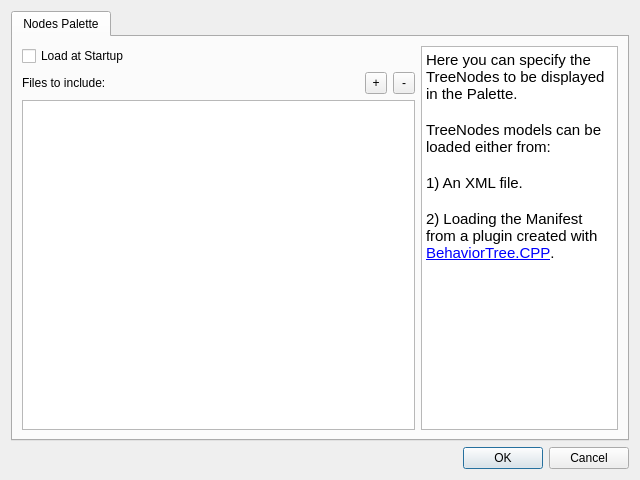
Before: the Qt Designer form bt_editor/settings_dialog.ui in BehaviorTree/Groot, drawn with Qt 5.
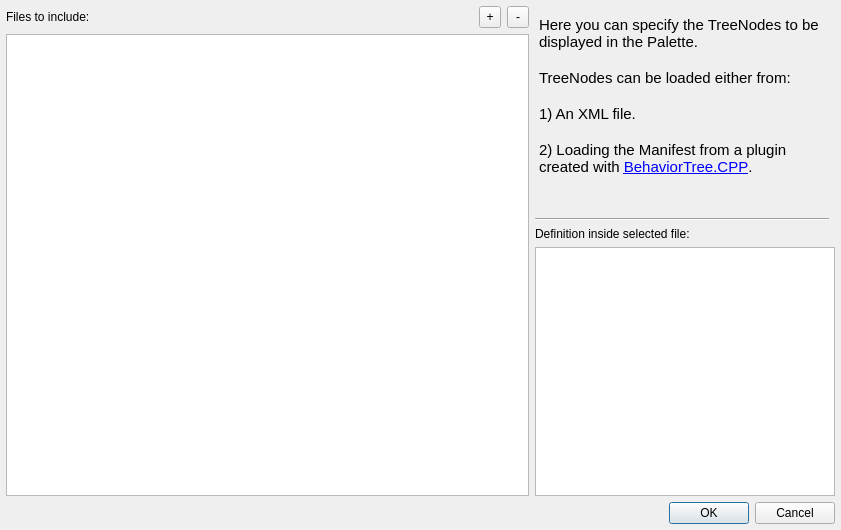
After: the same form once the commit is applied.

The edit to the form file:
```diff
--- a/bt_editor/settings_dialog.ui
+++ b/bt_editor/settings_dialog.ui
@@ -6,39 +6,30 @@
    <rect>
     <x>0</x>
     <y>0</y>
-    <width>640</width>
-    <height>480</height>
+    <width>841</width>
+    <height>530</height>
    </rect>
   </property>
   <property name="windowTitle">
    <string>Dialog</string>
   </property>
-  <layout class="QVBoxLayout" name="verticalLayout">
+  <layout class="QVBoxLayout" name="verticalLayout_3">
+   <property name="leftMargin">
+    <number>6</number>
+   </property>
+   <property name="topMargin">
+    <number>6</number>
+   </property>
+   <property name="rightMargin">
+    <number>6</number>
+   </property>
+   <property name="bottomMargin">
+    <number>6</number>
+   </property>
    <item>
-    <widget class="QTabWidget" name="tabWidget">
-     <property name="focusPolicy">
-      <enum>Qt::NoFocus</enum>
-     </property>
-     <property name="currentIndex">
-      <number>0</number>
-     </property>
-     <widget class="QWidget" name="tab_1">
-      <attribute name="title">
-       <string>Nodes Palette</string>
-      </attribute>
-      <layout class="QHBoxLayout" name="horizontalLayout_3" stretch="2,1">
+    <layout class="QHBoxLayout" name="horizontalLayout" stretch="3,0">
        <item>
         <layout class="QVBoxLayout" name="verticalLayout_2">
-         <item>
-          <widget class="QCheckBox" name="checkBoxLoadStartup">
-           <property name="focusPolicy">
-            <enum>Qt::NoFocus</enum>
-           </property>
-           <property name="text">
-            <string>Load at Startup</string>
-           </property>
-          </widget>
-         </item>
          <item>
           <layout class="QHBoxLayout" name="horizontalLayout_2">
            <item>
@@ -113,12 +104,67 @@
         </layout>
        </item>
        <item>
-        <layout class="QVBoxLayout" name="verticalLayout_3">
+      <widget class="QFrame" name="frame">
+       <property name="minimumSize">
+        <size>
+         <width>300</width>
+         <height>0</height>
+        </size>
+       </property>
+       <property name="maximumSize">
+        <size>
+         <width>300</width>
+         <height>16777215</height>
+        </size>
+       </property>
+       <layout class="QVBoxLayout" name="verticalLayout">
+        <property name="leftMargin">
+         <number>0</number>
+        </property>
+        <property name="topMargin">
+         <number>6</number>
+        </property>
+        <property name="rightMargin">
+         <number>6</number>
+        </property>
+        <property name="bottomMargin">
+         <number>0</number>
+        </property>
          <item>
           <widget class="QTextBrowser" name="textBrowser">
+          <property name="sizePolicy">
+           <sizepolicy hsizetype="Fixed" vsizetype="Fixed">
+            <horstretch>0</horstretch>
+            <verstretch>0</verstretch>
+           </sizepolicy>
+          </property>
+          <property name="minimumSize">
+           <size>
+            <width>300</width>
+            <height>200</height>
+           </size>
+          </property>
+          <property name="maximumSize">
+           <size>
+            <width>300</width>
+            <height>200</height>
+           </size>
+          </property>
            <property name="focusPolicy">
             <enum>Qt::NoFocus</enum>
            </property>
+          <property name="styleSheet">
+           <string notr="true">background-color: rgba(0, 0, 0, 0);</string>
+          </property>
+          <property name="frameShape">
+           <enum>QFrame::NoFrame</enum>
+          </property>
+          <property name="frameShadow">
+           <enum>QFrame::Plain</enum>
+          </property>
+          <property name="lineWidth">
+           <number>0</number>
+          </property>
            <property name="html">
             <string>&lt;!DOCTYPE HTML PUBLIC &quot;-//W3C//DTD HTML 4.0//EN&quot; &quot;http://www.w3.org/TR/REC-html40/strict.dtd&quot;&gt;
 &lt;html&gt;&lt;head&gt;&lt;meta name=&quot;qrichtext&quot; content=&quot;1&quot; /&gt;&lt;style type=&quot;text/css&quot;&gt;
@@ -126,7 +172,7 @@
 &lt;/style&gt;&lt;/head&gt;&lt;body style=&quot; font-family:'Ubuntu'; font-size:11pt; font-weight:400; font-style:normal;&quot;&gt;
 &lt;p style=&quot; margin-top:0px; margin-bottom:0px; margin-left:0px; margin-right:0px; -qt-block-indent:0; text-indent:0px;&quot;&gt;Here you can specify the TreeNodes to be displayed in the Palette.&lt;/p&gt;
 &lt;p style=&quot;-qt-paragraph-type:empty; margin-top:0px; margin-bottom:0px; margin-left:0px; margin-right:0px; -qt-block-indent:0; text-indent:0px;&quot;&gt;&lt;br /&gt;&lt;/p&gt;
-&lt;p style=&quot; margin-top:0px; margin-bottom:0px; margin-left:0px; margin-right:0px; -qt-block-indent:0; text-indent:0px;&quot;&gt;TreeNodes models can be loaded either from:&lt;/p&gt;
+&lt;p style=&quot; margin-top:0px; margin-bottom:0px; margin-left:0px; margin-right:0px; -qt-block-indent:0; text-indent:0px;&quot;&gt;TreeNodes can be loaded either from:&lt;/p&gt;
 &lt;p style=&quot;-qt-paragraph-type:empty; margin-top:0px; margin-bottom:0px; margin-left:0px; margin-right:0px; -qt-block-indent:0; text-indent:0px;&quot;&gt;&lt;br /&gt;&lt;/p&gt;
 &lt;p style=&quot; margin-top:0px; margin-bottom:0px; margin-left:0px; margin-right:0px; -qt-block-indent:0; text-indent:0px;&quot;&gt;1) An XML file.&lt;/p&gt;
 &lt;p style=&quot;-qt-paragraph-type:empty; margin-top:0px; margin-bottom:0px; margin-left:0px; margin-right:0px; -qt-block-indent:0; text-indent:0px;&quot;&gt;&lt;br /&gt;&lt;/p&gt;
@@ -134,11 +180,72 @@
            </property>
           </widget>
          </item>
-        </layout>
-       </item>
-      </layout>
-     </widget>
-    </widget>
+        <item>
+         <widget class="Line" name="line">
+          <property name="orientation">
+           <enum>Qt::Horizontal</enum>
+          </property>
+         </widget>
+        </item>
+        <item>
+         <widget class="QLabel" name="label">
+          <property name="text">
+           <string>Definition inside selected file:</string>
+          </property>
+         </widget>
+        </item>
+        <item>
+         <widget class="QTableWidget" name="tableNodesPerFile">
+          <property name="minimumSize">
+           <size>
+            <width>300</width>
+            <height>0</height>
+           </size>
+          </property>
+          <property name="maximumSize">
+           <size>
+            <width>300</width>
+            <height>16777215</height>
+           </size>
+          </property>
+          <property name="selectionMode">
+           <enum>QAbstractItemView::NoSelection</enum>
+          </property>
+          <property name="selectionBehavior">
+           <enum>QAbstractItemView::SelectRows</enum>
+          </property>
+          <property name="sortingEnabled">
+           <bool>true</bool>
+          </property>
+          <property name="cornerButtonEnabled">
+           <bool>false</bool>
+          </property>
+          <property name="columnCount">
+           <number>2</number>
+          </property>
+          <attribute name="horizontalHeaderVisible">
+           <bool>false</bool>
+          </attribute>
+          <attribute name="horizontalHeaderCascadingSectionResizes">
+           <bool>false</bool>
+          </attribute>
+          <attribute name="horizontalHeaderDefaultSectionSize">
+           <number>80</number>
+          </attribute>
+          <attribute name="horizontalHeaderStretchLastSection">
+           <bool>false</bool>
+          </attribute>
+          <attribute name="verticalHeaderVisible">
+           <bool>false</bool>
+          </attribute>
+          <column/>
+          <column/>
+         </widget>
+        </item>
+       </layout>
+      </widget>
+     </item>
+    </layout>
    </item>
    <item>
     <widget class="QDialogButtonBox" name="buttonBox">
```
Lines whose indentation alone changed are shown as unchanged.
